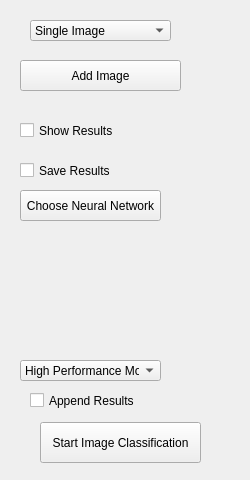
JohannesHaering/PSE, file ImplementationPhase/View/ViewModule/ui/imageclassificationcontrolpanel.ui: the form before one commit.
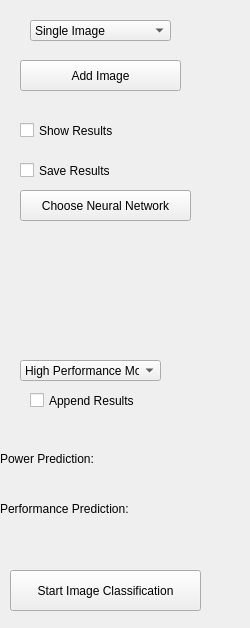
The form after the commit. Custom widgets are drawn as their Qt base class.

```diff
--- a/ImplementationPhase/View/ViewModule/ui/imageclassificationcontrolpanel.ui
+++ b/ImplementationPhase/View/ViewModule/ui/imageclassificationcontrolpanel.ui
@@ -7,7 +7,7 @@
     <x>0</x>
     <y>0</y>
     <width>250</width>
-    <height>480</height>
+    <height>628</height>
    </rect>
   </property>
   <property name="windowTitle">
@@ -64,7 +64,7 @@
     <rect>
      <x>20</x>
      <y>190</y>
-     <width>141</width>
+     <width>171</width>
      <height>31</height>
     </rect>
    </property>
@@ -112,7 +112,7 @@
     <rect>
      <x>30</x>
      <y>380</y>
-     <width>111</width>
+     <width>151</width>
      <height>41</height>
     </rect>
    </property>
@@ -123,9 +123,9 @@
   <widget class="QPushButton" name="startImgClass">
    <property name="geometry">
     <rect>
-     <x>40</x>
-     <y>422</y>
-     <width>161</width>
+     <x>10</x>
+     <y>570</y>
+     <width>191</width>
      <height>41</height>
     </rect>
    </property>
@@ -146,6 +146,58 @@
     <string>Add Image</string>
    </property>
   </widget>
+  <widget class="QLabel" name="powerPredictionText">
+   <property name="geometry">
+    <rect>
+     <x>0</x>
+     <y>450</y>
+     <width>121</width>
+     <height>18</height>
+    </rect>
+   </property>
+   <property name="text">
+    <string>Power Prediction:</string>
+   </property>
+  </widget>
+  <widget class="QLabel" name="powerPrediction">
+   <property name="geometry">
+    <rect>
+     <x>170</x>
+     <y>450</y>
+     <width>58</width>
+     <height>18</height>
+    </rect>
+   </property>
+   <property name="text">
+    <string/>
+   </property>
+  </widget>
+  <widget class="QLabel" name="performancePredictionText">
+   <property name="geometry">
+    <rect>
+     <x>0</x>
+     <y>500</y>
+     <width>151</width>
+     <height>18</height>
+    </rect>
+   </property>
+   <property name="text">
+    <string>Performance Prediction:</string>
+   </property>
+  </widget>
+  <widget class="QLabel" name="performancePrediction">
+   <property name="geometry">
+    <rect>
+     <x>180</x>
+     <y>500</y>
+     <width>58</width>
+     <height>18</height>
+    </rect>
+   </property>
+   <property name="text">
+    <string/>
+   </property>
+  </widget>
  </widget>
  <customwidgets>
   <customwidget>
```
